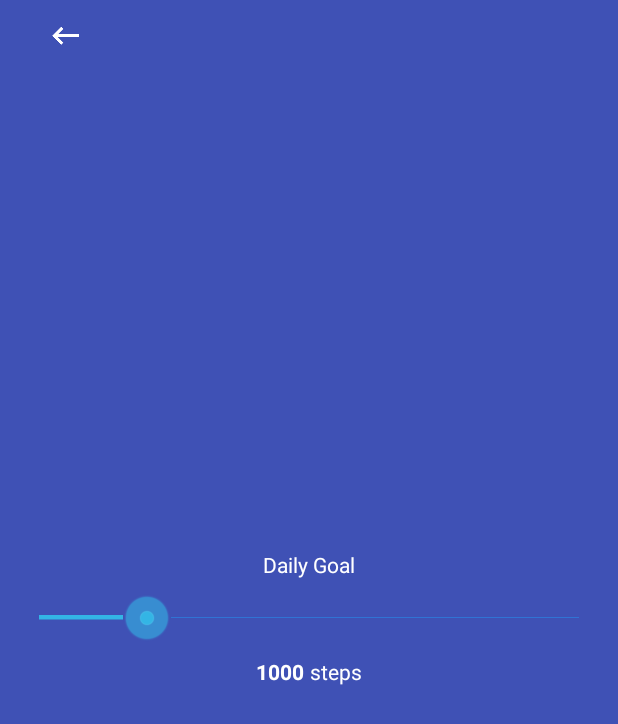
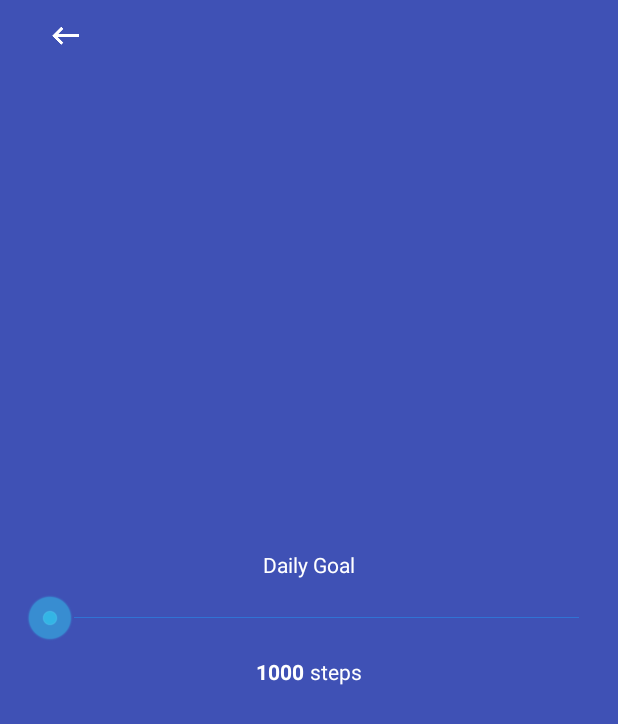
Before and after one commit to eristemena/capstone-project, an Android app: the SettingActivityFragment screen opened directly, with no data from a screen before it, on a phone screen of 412 x 824 dp. Shown: the top 724 px of the screen. Run offline under Robolectric (Android 15) with nearby library versions, the phone set to English and light mode, and no system bars.

Commit message:
fix: Fix seekbar

```diff
--- a/app/src/main/java/com/ngoprekweb/fit/focusteps/SettingActivityFragment.java
+++ b/app/src/main/java/com/ngoprekweb/fit/focusteps/SettingActivityFragment.java
@@ -1,7 +1,10 @@
 package com.ngoprekweb.fit.focusteps;
 
+import android.content.Context;
+import android.content.SharedPreferences;
 import android.os.Bundle;
 import android.support.v4.app.Fragment;
+import android.util.Log;
 import android.view.LayoutInflater;
 import android.view.View;
 import android.view.ViewGroup;
@@ -12,10 +15,15 @@ import android.widget.TextView;
  * A placeholder fragment containing a simple view.
  */
 public class SettingActivityFragment extends Fragment {
+    private  static final String TAG = SettingActivityFragment.class.getSimpleName();
 
     private SeekBar mSeekBar;
 
     private TextView mTextViewProgress;
+
+    private static final int MAX_PROGRESS = 100;
+    private static final int SCALE_PROGRESS = 500;
+    private static final int DEFAULT_GOAL = 1000;
 
     public SettingActivityFragment() {
     }
@@ -27,10 +35,17 @@ public class SettingActivityFragment extends Fragment {
 
         mTextViewProgress=(TextView)rootView.findViewById(R.id.text_view_progress);
         mSeekBar=(SeekBar)rootView.findViewById(R.id.seek_bar_goal);
+
+        int goal = getGoal();
+
+        mSeekBar.setMax(MAX_PROGRESS);
+        mSeekBar.setProgress(goal/SCALE_PROGRESS);
+        mTextViewProgress.setText(String.valueOf(goal));
+
         mSeekBar.setOnSeekBarChangeListener(new SeekBar.OnSeekBarChangeListener() {
             @Override
             public void onProgressChanged(SeekBar seekBar, int progress, boolean fromUser) {
-                mTextViewProgress.setText(String.valueOf(progress));
+                mTextViewProgress.setText(String.valueOf(progress*SCALE_PROGRESS));
             }
 
             @Override
@@ -40,10 +55,25 @@ public class SettingActivityFragment extends Fragment {
 
             @Override
             public void onStopTrackingTouch(SeekBar seekBar) {
-
+                int goal = seekBar.getProgress() * SCALE_PROGRESS;
+                saveGoal(goal);
             }
         });
 
         return rootView;
     }
+
+    private void saveGoal(int goal){
+        Log.v(TAG, String.valueOf(goal));
+
+        SharedPreferences sharedPref = getActivity().getPreferences(Context.MODE_PRIVATE);
+        SharedPreferences.Editor editor = sharedPref.edit();
+        editor.putInt(getString(R.string.saved_goal_pref), goal);
+        editor.commit();
+    }
+
+    private int getGoal(){
+        SharedPreferences sharedPref = getActivity().getPreferences(Context.MODE_PRIVATE);
+        return sharedPref.getInt(getString(R.string.saved_goal_pref), DEFAULT_GOAL);
+    }
 }
--- a/app/src/main/res/layout/fragment_setting.xml
+++ b/app/src/main/res/layout/fragment_setting.xml
@@ -53,7 +53,7 @@
                 android:layout_height="wrap_content"
                 android:textStyle="bold"
                 android:textColor="@android:color/white"
-                android:text="1000"/>
+                android:text="10000"/>
 
             <TextView
                 android:layout_width="wrap_content"
--- a/app/src/main/res/values/strings.xml
+++ b/app/src/main/res/values/strings.xml
@@ -1,6 +1,7 @@
 <resources>
     <string name="app_name">Focusteps</string>
     <string name="saved_init_pref" translatable="false">SAVED_INIT_PREF</string>
+    <string name="saved_goal_pref" translatable="false">SAVED_MAX_PREF</string>
     <string name="action_settings">Settings</string>
     <string name="title_activity_setting">Setting</string>
     <string name="daily_goal">Daily Goal</string>
```
